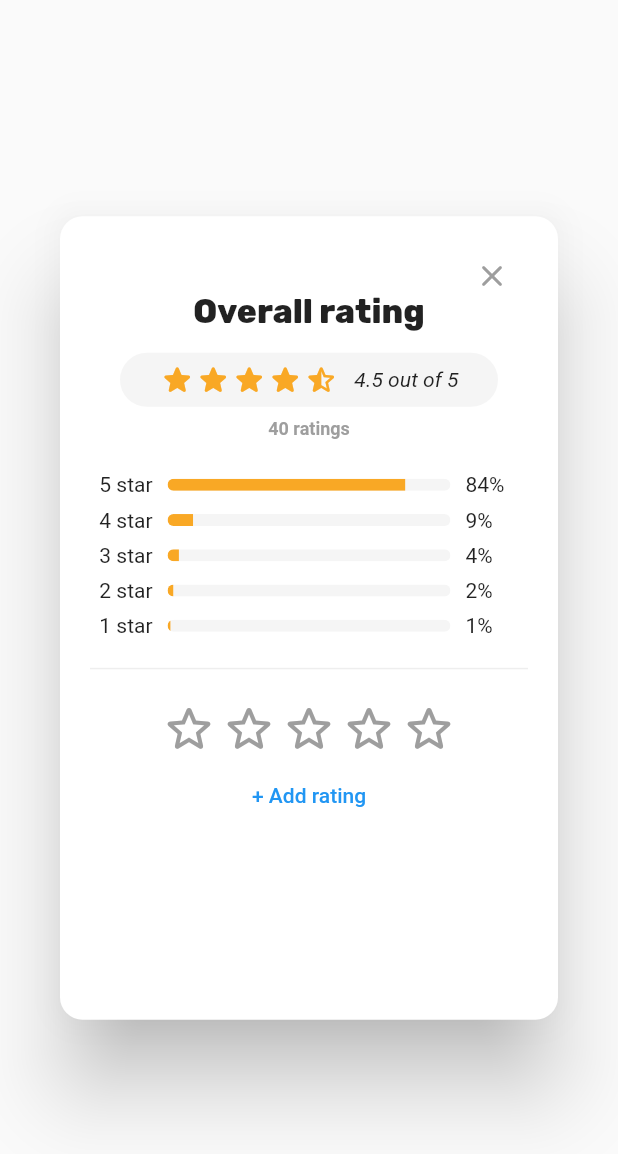
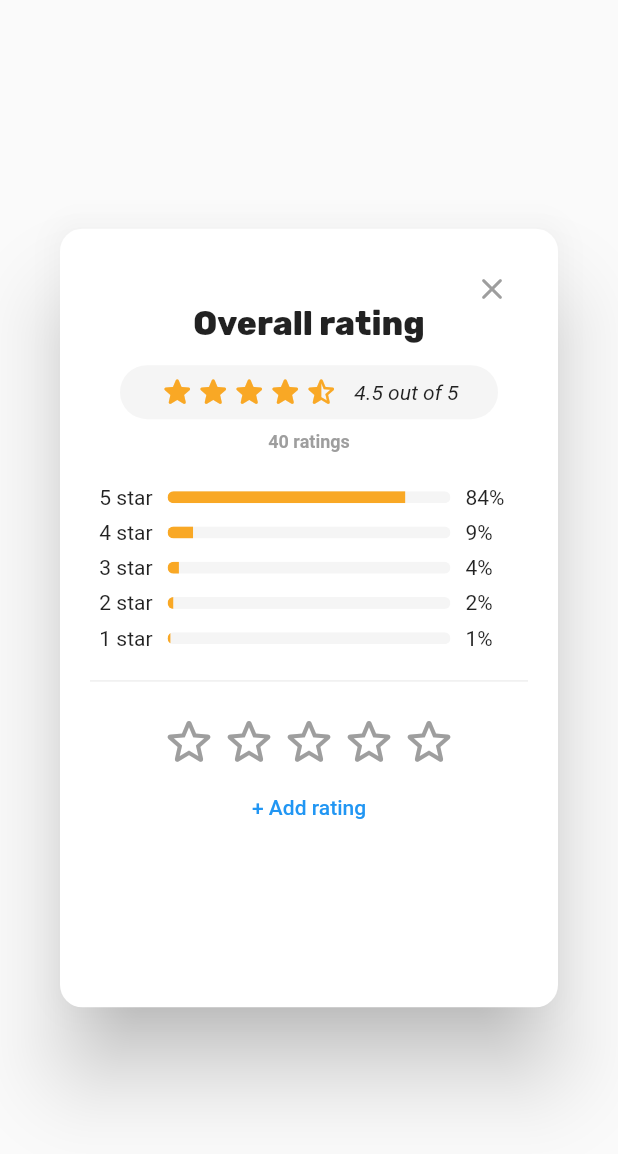
Before and after one commit to azhargraha/ilook-mobile, a Flutter app: the RatingPopUp widget shown alone on an empty page, opened directly, on a phone screen of 412 x 824 dp. Shown: the top 1154 px of the screen. Run offline on Flutter 3.47's test engine with Material 2 defaults, Android fonts, the phone set to English and light mode, and no system bars; our stand-ins replace google_fonts; network calls fail; statements that could not run were skipped.

Commit message:
fix height

```diff
--- a/lib/widget/RatingPopUp.dart
+++ b/lib/widget/RatingPopUp.dart
@@ -22,7 +22,7 @@ class _RatingPopUpState extends State<RatingPopUp> {
     return Dialog(
       shape: RoundedRectangleBorder(borderRadius: BorderRadius.circular(15)),
       child: Container(
-        height: MediaQuery.of(context).size.height * 0.65,
+        height: MediaQuery.of(context).size.height * 0.63,
         padding: EdgeInsets.all(20),
         child: Column(children: [
           Align(
```
